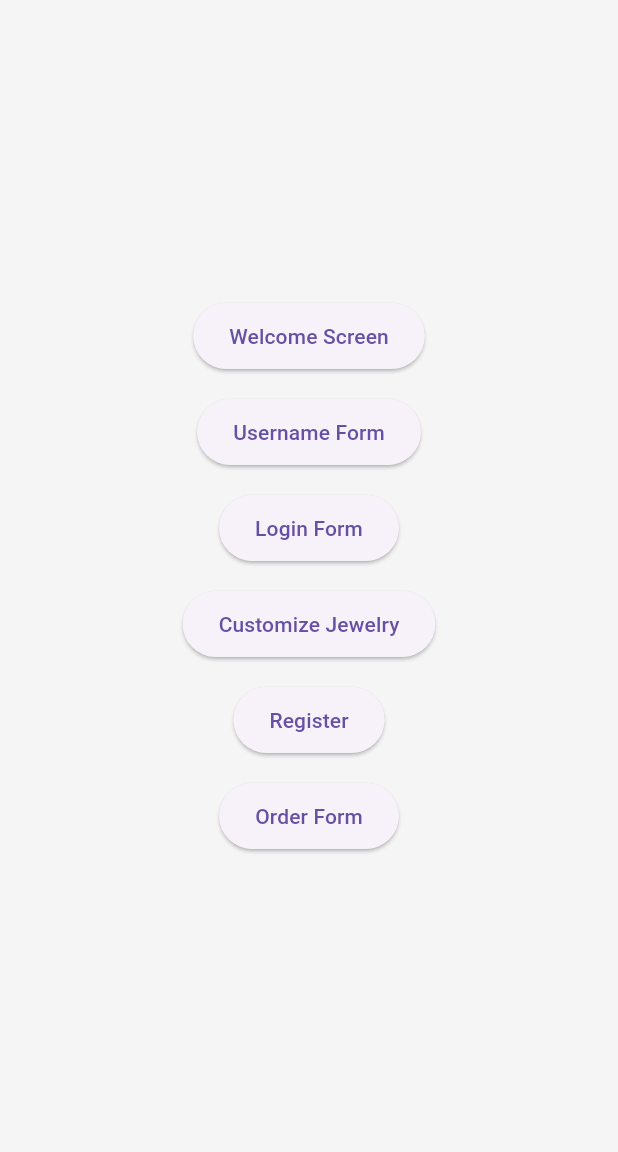
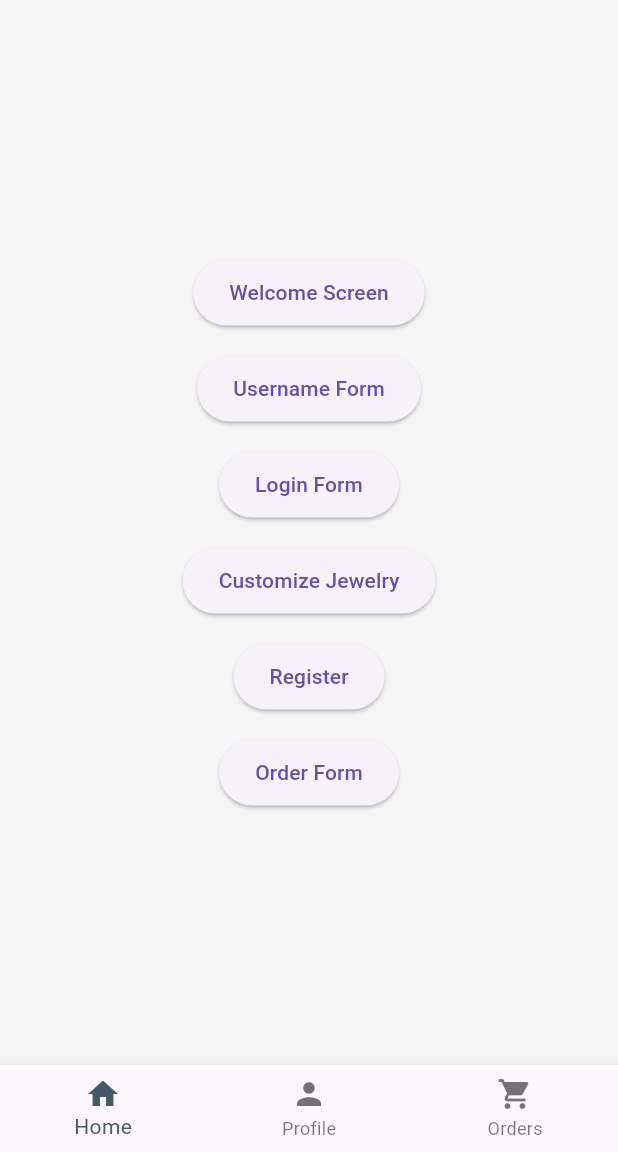
Before and after one commit to agbtndg/PROFE8-Activity3-JewelryApp, a Flutter app: the screen it shows after launch, on a phone screen of 412 x 824 dp, the part 84-1236 px from its top. Run offline on Flutter 3.47's test engine with Material 3 defaults, Android fonts, the phone set to English and light mode, and no system bars.

Commit message:
Add Instruction 13: BottomNavigationBar with three tabs (Home, Profile, Orders)

```diff
--- a/lib/main.dart
+++ b/lib/main.dart
@@ -18,7 +18,53 @@ class JewelForm extends StatelessWidget {
         primarySwatch: Colors.blueGrey,
         scaffoldBackgroundColor: Colors.grey[100],
       ),
-      home: HomeScreen(),
+      home: MainScreen(),
+    );
+  }
+}
+
+class MainScreen extends StatefulWidget {
+  @override
+  _MainScreenState createState() => _MainScreenState();
+}
+
+class _MainScreenState extends State<MainScreen> {
+  int _selectedIndex = 0;
+  final List<Widget> _screens = [
+    HomeScreen(),
+    RegistrationScreen(),
+    OrderFormScreen(),
+  ];
+
+  void _onItemTapped(int index) {
+    setState(() {
+      _selectedIndex = index;
+    });
+  }
+
+  @override
+  Widget build(BuildContext context) {
+    return Scaffold(
+      body: _screens[_selectedIndex],
+      bottomNavigationBar: BottomNavigationBar(
+        items: const <BottomNavigationBarItem>[
+          BottomNavigationBarItem(
+            icon: Icon(Icons.home),
+            label: 'Home',
+          ),
+          BottomNavigationBarItem(
+            icon: Icon(Icons.person),
+            label: 'Profile',
+          ),
+          BottomNavigationBarItem(
+            icon: Icon(Icons.shopping_cart),
+            label: 'Orders',
+          ),
+        ],
+        currentIndex: _selectedIndex,
+        selectedItemColor: Colors.blueGrey[700],
+        onTap: _onItemTapped,
+      ),
     );
   }
 }
```
